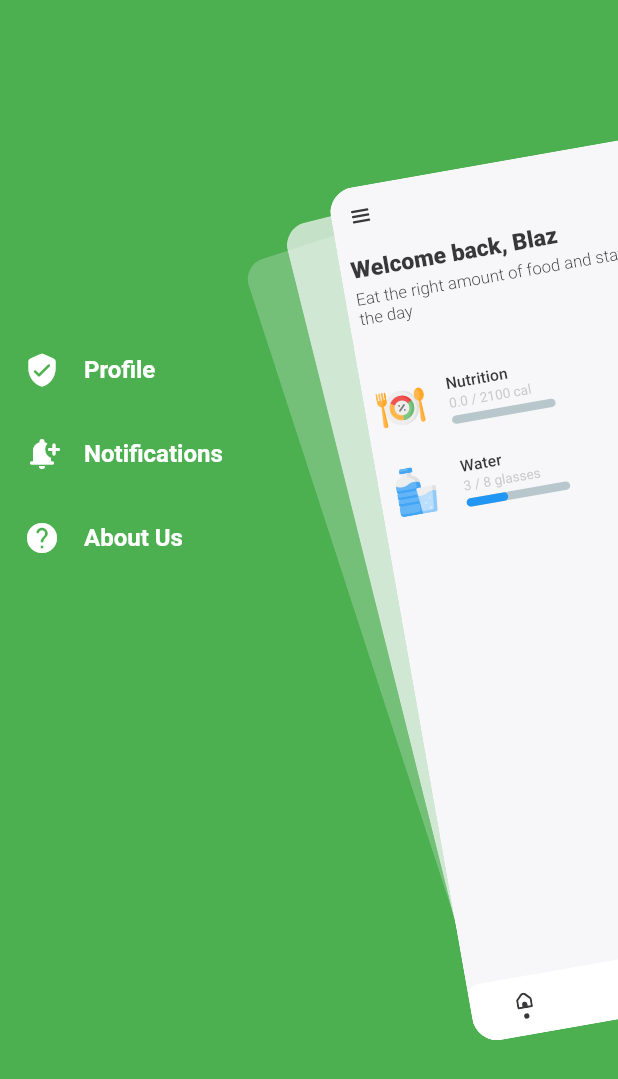
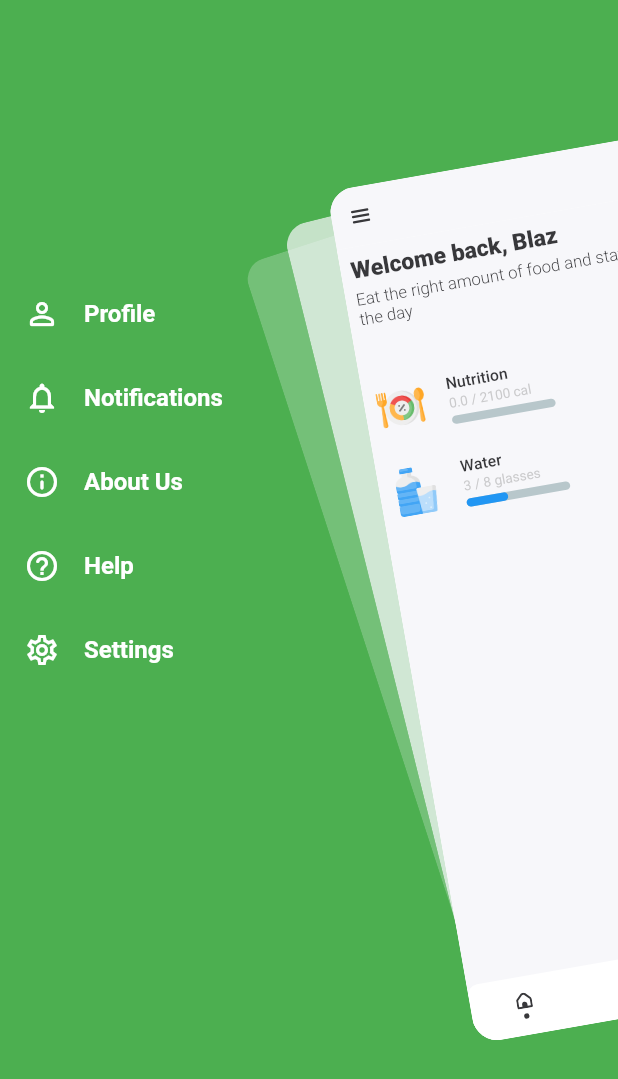
Before and after one commit to blaz-cerpnjak/flutter-nutrition-app, a Flutter app: the screen it shows after launch, after a tap on an icon or button, on a phone screen of 412 x 824 dp. Shown: the top 1079 px of the screen. Run offline on Flutter 3.47's test engine with Material 2 defaults, Android fonts, the phone set to English and light mode, and no system bars; drawn by our look-alikes of flutter_zoom_drawer, percent_indicator, persistent_bottom_nav_bar; our stand-ins replace date_format, date_picker_timeline, flutter_svg, google_fonts, hive, hive_flutter and 1 more; accounts and stored records are empty.

Commit message:
Fix navigation

```diff
--- a/nutrition_app/lib/screens/main_screen.dart
+++ b/nutrition_app/lib/screens/main_screen.dart
@@ -6,6 +6,7 @@ import 'package:nutrition_app/screens/add_food_screen.dart';
 import 'package:nutrition_app/screens/choose_food_screen.dart';
 import 'package:nutrition_app/screens/food_screen.dart';
 import 'package:nutrition_app/screens/home_screen.dart';
+import 'package:nutrition_app/screens/settings_screen.dart';
 import 'package:nutrition_app/screens/user_profile_screen.dart';
 import 'package:nutrition_app/widgets/drawer_menu_screen.dart';
 import 'package:persistent_bottom_nav_bar/persistent-tab-view.dart';
@@ -46,16 +47,14 @@ class _MainScreenState extends State<MainScreen> {
 
   void onItemSelected(int index) {
     setState(() {
+      index < 4 ? _controller.index = index : null;
       _index = index;
       switch(index) {
-       case 0: { _title = ''; }
-       break;
-       case 1: { _title = 'Food'; }
-       break;
-       case 2: { _title = 'Add Food'; }
-       break;
-       case 3: { _title = 'Profile'; }
-       break;
+       case 0: { _title = ''; } break;
+       case 1: { _title = 'Food'; } break;
+       case 2: { _title = 'Add Food'; } break;
+       case 3: { _title = 'Profile'; } break;
+       case 4: { _title = 'Settings'; } break;
       }
     });
   }
@@ -65,6 +64,14 @@ class _MainScreenState extends State<MainScreen> {
     FoodScreen(),
     AddFoodScreen(),
     UserProfileScreen(),
+  ];
+
+  final List<Widget> _subScreens = const [
+    HomeScreen(),
+    FoodScreen(),
+    AddFoodScreen(),
+    UserProfileScreen(),
+    SettingsScreen(),
   ];
 
   List<PersistentBottomNavBarItem> _navBarsItems() {
@@ -126,11 +133,10 @@ class _MainScreenState extends State<MainScreen> {
       slideWidth: MediaQuery.of(context).size.width * 0.65,
       menuBackgroundColor: Colors.green,
       menuScreen: DrawerMenuScreen(
-        onSelectedItem: (item) { _controller.index = 1; },
+        onSelectedItem: (item) => onItemSelected(item.index),
       ),
       mainScreen: Scaffold(
         appBar: AppBar(
-          automaticallyImplyLeading: true,
           backgroundColor: Theme.of(context).backgroundColor,
           elevation: 0,
           leading: IconButton(
@@ -171,7 +177,7 @@ class _MainScreenState extends State<MainScreen> {
             ),
           ],
         ),
-        body: PersistentTabView(
+        body: _index < 4 ? PersistentTabView(
           context,
           controller: _controller,
           screens: _screens,
@@ -201,7 +207,7 @@ class _MainScreenState extends State<MainScreen> {
           onItemSelected: (index) {
             onItemSelected(index);
           },
-        ),
+        ) : _subScreens[_index],
       ),
     );
   }
--- /dev/null
+++ b/nutrition_app/lib/screens/settings_screen.dart
@@ -0,0 +1,17 @@
+import 'package:flutter/material.dart';
+import 'package:flutter/src/foundation/key.dart';
+import 'package:flutter/src/widgets/framework.dart';
+
+class SettingsScreen extends StatefulWidget {
+  const SettingsScreen({Key? key}) : super(key: key);
+
+  @override
+  State<SettingsScreen> createState() => _SettingsScreenState();
+}
+
+class _SettingsScreenState extends State<SettingsScreen> {
+  @override
+  Widget build(BuildContext context) {
+    return Scaffold(backgroundColor: Theme.of(context).backgroundColor,);
+  }
+}
--- a/nutrition_app/lib/widgets/drawer_menu_screen.dart
+++ b/nutrition_app/lib/widgets/drawer_menu_screen.dart
@@ -5,19 +5,24 @@ import 'package:flutter/src/widgets/framework.dart';
 class MenuItem {
   final String title;
   final Icon icon;
+  final int index;
 
-  const MenuItem(this.title, this.icon);
+  const MenuItem(this.title, this.icon, this.index);
 }
 
 class MenuItems {
-  static const screen1 = MenuItem("Profile", Icon(Icons.verified_user_rounded));
-  static const screen2 = MenuItem("Notifications", Icon(Icons.notification_add_rounded));
-  static const screen3 = MenuItem("About Us", Icon(Icons.help_rounded));
+  static const screen1 = MenuItem("Profile", Icon(Icons.person_outline_rounded), 3);
+  static const screen2 = MenuItem("Notifications", Icon(Icons.notifications_none_outlined), 4);
+  static const screen3 = MenuItem("About Us", Icon(Icons.info_outline_rounded), 4);
+  static const screen4 = MenuItem("Help", Icon(Icons.help_outline_rounded), 4);
+  static const screen5 = MenuItem("Settings", Icon(Icons.settings_outlined), 4);
 
   static const all = <MenuItem> [
     screen1,
     screen2,
-    screen3
+    screen3,
+    screen4,
+    screen5,
   ];
 }
 
@@ -38,7 +43,9 @@ class DrawerMenuScreen extends StatelessWidget {
           crossAxisAlignment: CrossAxisAlignment.start,
           children: <Widget> [
             const Spacer(),
-            ...MenuItems.all.map((item) => buildMenuItem(context, item)).toList(),
+            ...MenuItems.all.map(
+              (item) => buildMenuItem(context, item)
+            ).toList(),
             const Spacer(flex: 2),
           ],
         ),
```
